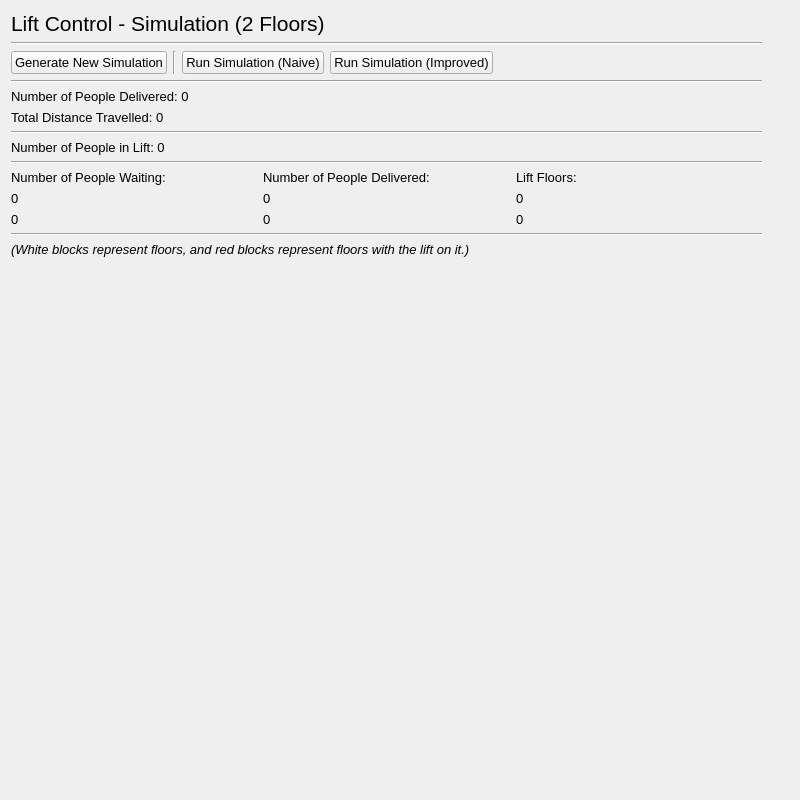
Old version of the form sim_2_floors.ui in the repository IsaacCheng9/lift-control-simulation.
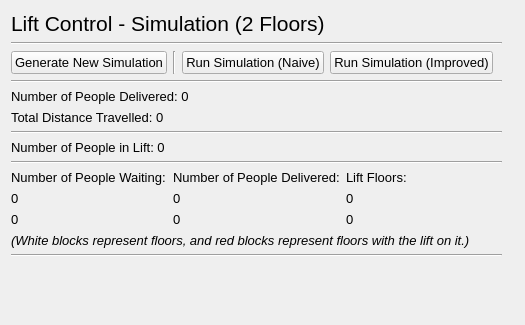
New version of the form.

Patch:
```diff
--- a/sim_2_floors.ui
+++ b/sim_2_floors.ui
@@ -6,8 +6,8 @@
    <rect>
     <x>0</x>
     <y>0</y>
-    <width>800</width>
-    <height>800</height>
+    <width>525</width>
+    <height>325</height>
    </rect>
   </property>
   <property name="font">
@@ -25,8 +25,8 @@
      <rect>
       <x>11</x>
       <y>11</y>
-      <width>751</width>
-      <height>751</height>
+      <width>491</width>
+      <height>291</height>
      </rect>
     </property>
     <layout class="QVBoxLayout" name="vert_layout_lift_control">
@@ -223,13 +223,6 @@
        </item>
       </layout>
      </item>
-     <item>
-      <widget class="Line" name="hori_line_sim">
-       <property name="orientation">
-        <enum>Qt::Horizontal</enum>
-       </property>
-      </widget>
-     </item>
      <item>
       <widget class="QLabel" name="lbl_key">
        <property name="font">
@@ -242,6 +235,20 @@
        </property>
       </widget>
      </item>
+     <item>
+      <widget class="Line" name="hori_line_sim">
+       <property name="orientation">
+        <enum>Qt::Horizontal</enum>
+       </property>
+      </widget>
+     </item>
+     <item>
+      <widget class="QLabel" name="lbl_update">
+       <property name="text">
+        <string/>
+       </property>
+      </widget>
+     </item>
      <item>
       <spacer name="vert_spacer">
        <property name="orientation">
```
